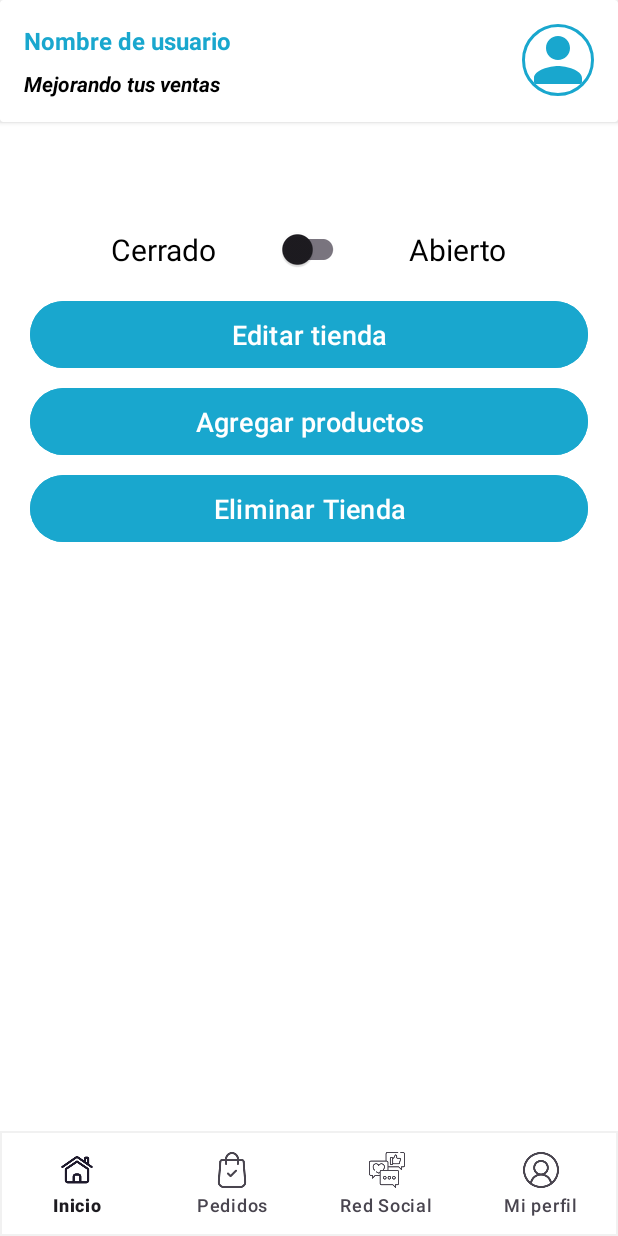
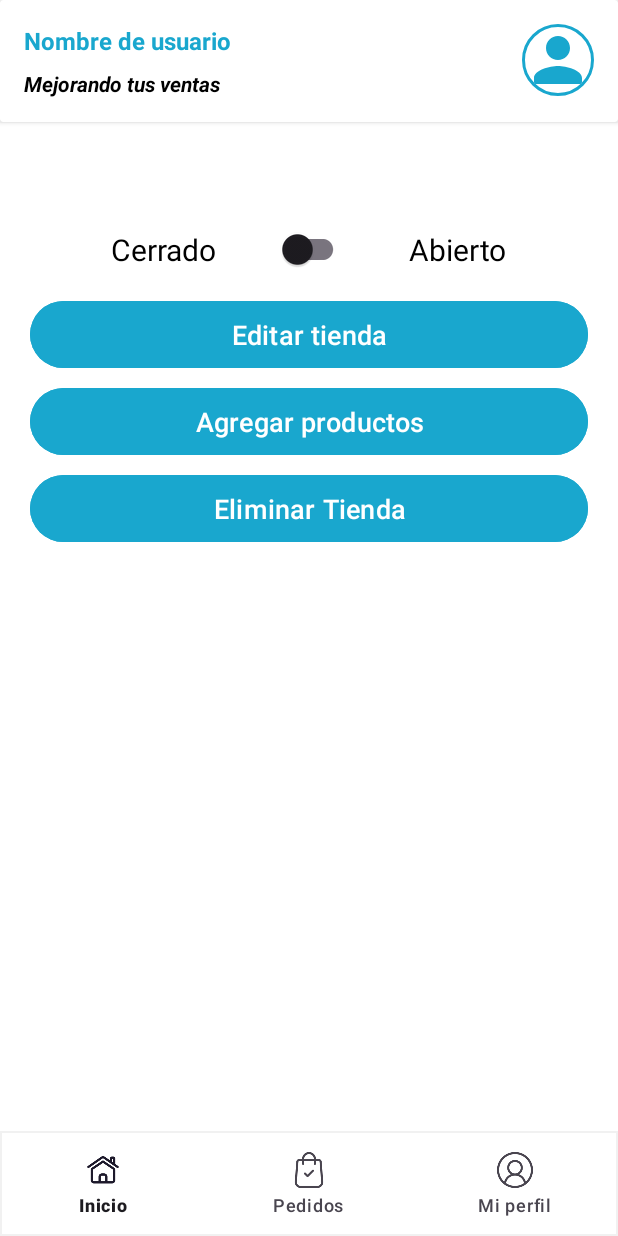
Before and after one commit to Axel030705/Deli-Ever.beta, an Android app: the Vendedor_Main screen opened directly, with no data from a screen before it, on a phone screen of 412 x 824 dp. Run offline under Robolectric (Android 15) with nearby library versions, the phone set to English and light mode, and no system bars; our stand-ins replace CircleImageView, Firebase (no records; nobody signed in at launch, a user with empty details on screens opened directly), Picasso; pictures from the network do not load.

Commit message:
Arreglo de Bugs Actualizar password Comentarios a tiendas (Por producto) Cambio en los estados de la Tienda Se pueden ver los comentarios de todos los productos en general Uso de llamadas (Vendedor - Cliente)
Intento de implementacion de Red Social (No se implemento)

```diff
--- a/app/src/main/java/deli_ever/app/Vendedor/Vendedor_Main.java
+++ b/app/src/main/java/deli_ever/app/Vendedor/Vendedor_Main.java
@@ -51,9 +51,9 @@ public class Vendedor_Main extends AppCompatActivity {
                 } else if (itemId == R.id.menu_pedidos) {
                     transactionDP.replace(R.id.contentFragments_tiendas, fragmentPedidosV).commit();
                     return true;
-                } else if (itemId == R.id.menu_red) {
-                    transactionDP.replace(R.id.contentFragments_tiendas, fragmentRedV).commit();
-                    return true;
+//                } else if (itemId == R.id.menu_red) {
+//                    transactionDP.replace(R.id.contentFragments_tiendas, fragmentRedV).commit();
+//                    return true;
                 } else if (itemId == R.id.menu_perfil) {
                     transactionDP.replace(R.id.contentFragments_tiendas, fragmentPerfilV).commit();
                     return true;
--- a/app/src/main/res/layout/card_comentario.xml
+++ b/app/src/main/res/layout/card_comentario.xml
@@ -57,7 +57,8 @@
                 android:orientation="horizontal"
                 android:layout_width="wrap_content"
                 android:layout_height="wrap_content"
-                android:layout_marginTop="8dp">
+                android:layout_marginTop="8dp"
+                android:visibility="gone">
 
                 <TextView
                     android:id="@+id/likesText"
@@ -79,5 +80,7 @@
                     tools:ignore="HardcodedText" />
             </LinearLayout>
         </LinearLayout>
+
     </LinearLayout>
+
 </androidx.cardview.widget.CardView>
--- a/app/src/main/res/menu/menu_main.xml
+++ b/app/src/main/res/menu/menu_main.xml
@@ -14,11 +14,11 @@
         android:title="Pedidos"
         tools:ignore="HardcodedText" />
 
-    <item
+    <!-- <item
         android:id="@+id/menu_red"
         android:icon="@drawable/red_social"
         android:title="Red Social"
-        tools:ignore="HardcodedText" />
+        tools:ignore="HardcodedText" /> -->
 
     <item
         android:id="@+id/menu_perfil"
```
Also changed, not shown: app/src/main/java/deli_ever/app/Cliente/Tiendas_Activity.java (+4 -4 lines).
